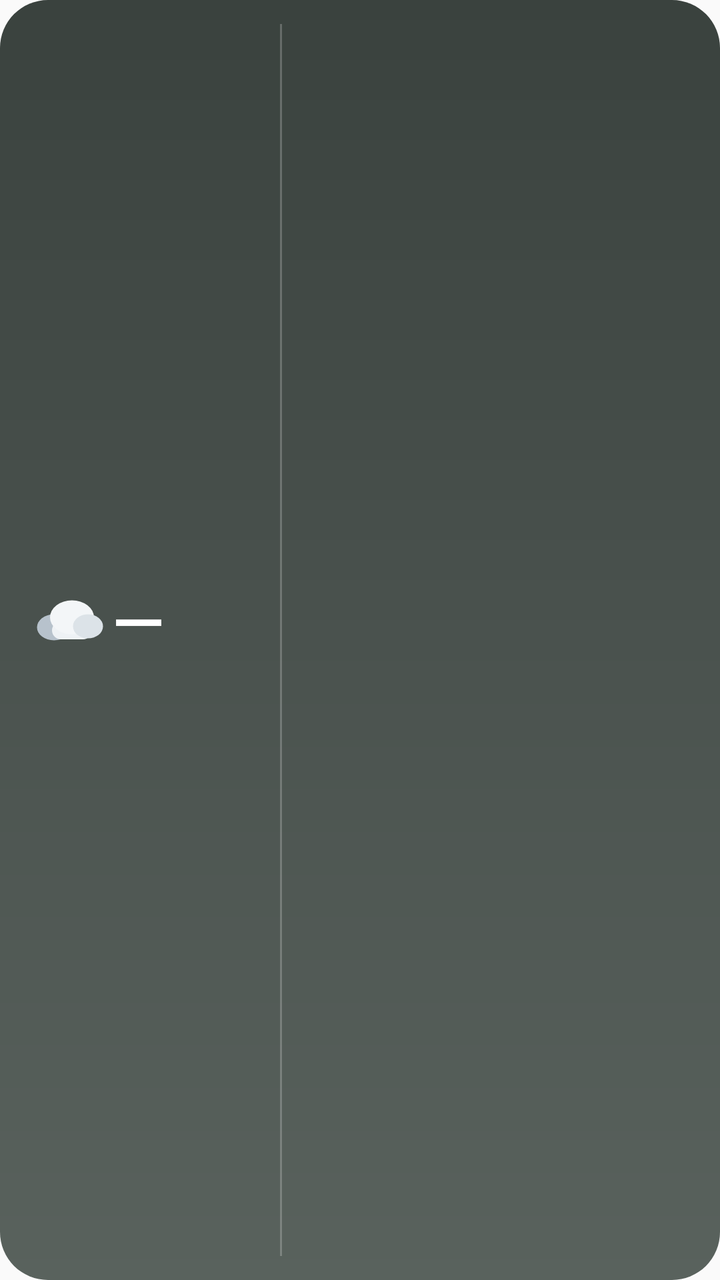
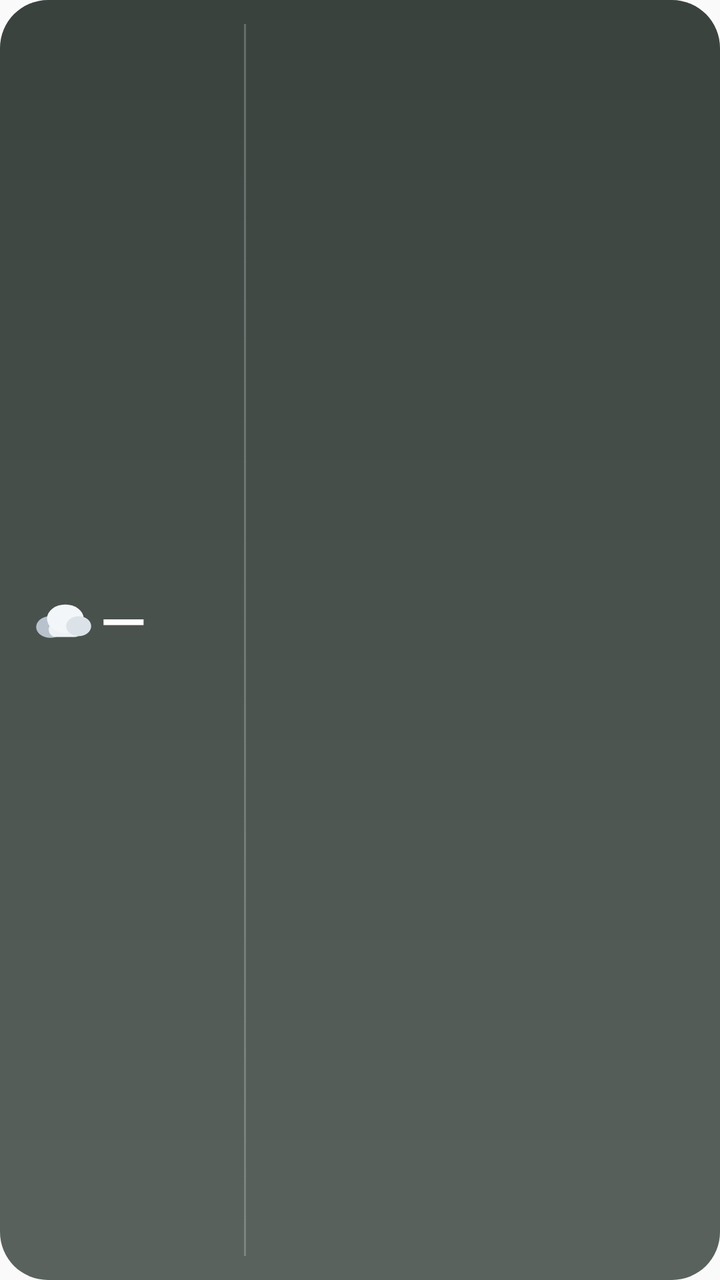

The first picture is an Android layout as it rendered before a commit; the second is the same layout after the commit. The layout source and the unified diff follow.
<!-- AndroidManifest.xml: application theme AppTheme -->
<!-- res/layout/hm_widget_saat.xml -->
<?xml version="1.0" encoding="utf-8"?>
<LinearLayout xmlns:android="http://schemas.android.com/apk/res/android"
    android:id="@+id/w_root"
    android:layout_width="match_parent"
    android:layout_height="match_parent"
    android:background="@drawable/wsky_nodata"
    android:orientation="horizontal"
    android:paddingStart="16dp"
    android:paddingTop="12dp"
    android:paddingEnd="14dp"
    android:paddingBottom="12dp">

    <LinearLayout
        android:layout_width="112dp"
        android:layout_height="match_parent"
        android:orientation="vertical">

        <TextView
            android:id="@+id/w_place"
            android:layout_width="match_parent"
            android:layout_height="wrap_content"
            android:ellipsize="end"
            android:fontFamily="sans-serif-medium"
            android:maxLines="1"
            android:textColor="@color/hm_w_text"
            android:textSize="14dp" />

        <LinearLayout
            android:layout_width="match_parent"
            android:layout_height="0dp"
            android:layout_weight="1"
            android:gravity="center_vertical"
            android:orientation="horizontal">

            <ImageView
                android:id="@+id/w_icon"
                android:layout_width="36dp"
                android:layout_height="36dp"
                android:importantForAccessibility="no"
                android:scaleType="fitCenter"
                android:src="@drawable/wx_cloud" />

            <TextView
                android:id="@+id/w_temp"
                android:layout_width="wrap_content"
                android:layout_height="wrap_content"
                android:layout_marginStart="4dp"
                android:fontFamily="sans-serif-medium"
                android:includeFontPadding="false"
                android:maxLines="1"
                android:text="—"
                android:textColor="@color/hm_w_text"
                android:textSize="34dp" />
        </LinearLayout>

        <TextView
            android:id="@+id/w_cond"
            android:layout_width="match_parent"
            android:layout_height="wrap_content"
            android:ellipsize="end"
            android:fontFamily="sans-serif-medium"
            android:maxLines="1"
            android:textColor="@color/hm_w_text"
            android:textSize="12dp" />

        <LinearLayout
            android:layout_width="match_parent"
            android:layout_height="wrap_content"
            android:layout_marginTop="3dp"
            android:gravity="center_vertical"
            android:orientation="horizontal">

            <TextView
                android:id="@+id/w_minmax"
                android:layout_width="0dp"
                android:layout_height="wrap_content"
                android:layout_weight="1"
                android:maxLines="1"
                android:textColor="@color/hm_w_soft"
                android:textSize="12dp" />

            <ImageView
                android:id="@+id/w_dot"
                android:layout_width="7dp"
                android:layout_height="7dp"
                android:importantForAccessibility="no"
                android:src="@drawable/w_dot"
                android:visibility="gone" />
        </LinearLayout>
    </LinearLayout>

    <ImageView
        android:layout_width="1dp"
        android:layout_height="match_parent"
        android:layout_marginStart="12dp"
        android:layout_marginEnd="8dp"
        android:importantForAccessibility="no"
        android:src="@color/hm_w_line" />

    <LinearLayout
        android:layout_width="0dp"
        android:layout_height="match_parent"
        android:layout_weight="1"
        android:gravity="center_vertical"
        android:orientation="horizontal">

        <LinearLayout
            android:layout_width="0dp"
            android:layout_height="wrap_content"
            android:layout_weight="1"
            android:gravity="center_horizontal"
            android:orientation="vertical">

            <TextView
                android:id="@+id/w_h0_t"
                android:layout_width="wrap_content"
                android:layout_height="wrap_content"
                android:maxLines="1"
                android:textColor="@color/hm_w_faint"
                android:textSize="11dp" />

            <ImageView
                android:id="@+id/w_h0_i"
                android:layout_width="28dp"
                android:layout_height="28dp"
                android:layout_marginTop="6dp"
                android:layout_marginBottom="6dp"
                android:importantForAccessibility="no"
                android:scaleType="fitCenter" />

            <TextView
                android:id="@+id/w_h0_v"
                android:layout_width="wrap_content"
                android:layout_height="wrap_content"
                android:fontFamily="sans-serif-medium"
                android:maxLines="1"
                android:textColor="@color/hm_w_text"
                android:textSize="15dp" />
        </LinearLayout>

        <LinearLayout
            android:layout_width="0dp"
            android:layout_height="wrap_content"
            android:layout_weight="1"
            android:gravity="center_horizontal"
            android:orientation="vertical">

            <TextView
                android:id="@+id/w_h1_t"
                android:layout_width="wrap_content"
                android:layout_height="wrap_content"
                android:maxLines="1"
                android:textColor="@color/hm_w_faint"
                android:textSize="11dp" />

            <ImageView
                android:id="@+id/w_h1_i"
                android:layout_width="28dp"
                android:layout_height="28dp"
                android:layout_marginTop="6dp"
                android:layout_marginBottom="6dp"
                android:importantForAccessibility="no"
                android:scaleType="fitCenter" />

            <TextView
                android:id="@+id/w_h1_v"
                android:layout_width="wrap_content"
                android:layout_height="wrap_content"
                android:fontFamily="sans-serif-medium"
                android:maxLines="1"
                android:textColor="@color/hm_w_text"
                android:textSize="15dp" />
        </LinearLayout>

        <LinearLayout
            android:layout_width="0dp"
            android:layout_height="wrap_content"
            android:layout_weight="1"
            android:gravity="center_horizontal"
            android:orientation="vertical">

            <TextView
                android:id="@+id/w_h2_t"
                android:layout_width="wrap_content"
                android:layout_height="wrap_content"
                android:maxLines="1"
                android:textColor="@color/hm_w_faint"
                android:textSize="11dp" />

            <ImageView
                android:id="@+id/w_h2_i"
                android:layout_width="28dp"
                android:layout_height="28dp"
                android:layout_marginTop="6dp"
                android:layout_marginBottom="6dp"
                android:importantForAccessibility="no"
                android:scaleType="fitCenter" />

            <TextView
                android:id="@+id/w_h2_v"
                android:layout_width="wrap_content"
                android:layout_height="wrap_content"
                android:fontFamily="sans-serif-medium"
                android:maxLines="1"
                android:textColor="@color/hm_w_text"
                android:textSize="15dp" />
        </LinearLayout>

        <LinearLayout
            android:layout_width="0dp"
            android:layout_height="wrap_content"
            android:layout_weight="1"
            android:gravity="center_horizontal"
            android:orientation="vertical">

            <TextView
                android:id="@+id/w_h3_t"
                android:layout_width="wrap_content"
                android:layout_height="wrap_content"
                android:maxLines="1"
                android:textColor="@color/hm_w_faint"
                android:textSize="11dp" />

            <ImageView
                android:id="@+id/w_h3_i"
                android:layout_width="28dp"
                android:layout_height="28dp"
                android:layout_marginTop="6dp"
                android:layout_marginBottom="6dp"
                android:importantForAccessibility="no"
                android:scaleType="fitCenter" />

            <TextView
                android:id="@+id/w_h3_v"
                android:layout_width="wrap_content"
                android:layout_height="wrap_content"
                android:fontFamily="sans-serif-medium"
                android:maxLines="1"
                android:textColor="@color/hm_w_text"
                android:textSize="15dp" />
        </LinearLayout>

        <LinearLayout
            android:layout_width="0dp"
            android:layout_height="wrap_content"
            android:layout_weight="1"
            android:gravity="center_horizontal"
            android:orientation="vertical">

            <TextView
                android:id="@+id/w_h4_t"
                android:layout_width="wrap_content"
                android:layout_height="wrap_content"
                android:maxLines="1"
                android:textColor="@color/hm_w_faint"
                android:textSize="11dp" />

            <ImageView
                android:id="@+id/w_h4_i"
                android:layout_width="28dp"
                android:layout_height="28dp"
                android:layout_marginTop="6dp"
                android:layout_marginBottom="6dp"
                android:importantForAccessibility="no"
                android:scaleType="fitCenter" />

            <TextView
                android:id="@+id/w_h4_v"
                android:layout_width="wrap_content"
                android:layout_height="wrap_content"
                android:fontFamily="sans-serif-medium"
                android:maxLines="1"
                android:textColor="@color/hm_w_text"
                android:textSize="15dp" />
        </LinearLayout>
    </LinearLayout>
</LinearLayout>
<!-- resources referenced by this layout -->
<resources>
  <color name="hm_w_faint">#B3FFFFFF</color>
  <color name="hm_w_line">#38FFFFFF</color>
  <color name="hm_w_soft">#D9FFFFFF</color>
  <color name="hm_w_text">#FFFFFFFF</color>
  <!-- drawable w_dot (drawable) -->
  <?xml version="1.0" encoding="utf-8"?>
  <shape xmlns:android="http://schemas.android.com/apk/res/android"
      android:shape="oval">
      <solid android:color="#FFFFFFFF" />
      <size
          android:width="7dp"
          android:height="7dp" />
  </shape>
  <!-- drawable wsky_nodata (drawable) -->
  <?xml version="1.0" encoding="utf-8"?>
  <shape xmlns:android="http://schemas.android.com/apk/res/android"
      android:shape="rectangle">
      <corners android:radius="@dimen/hm_widget_radius" />
      <gradient
          android:angle="270"
          android:startColor="#3A423E"
          android:centerColor="#4A524E"
          android:endColor="#59625D"
          android:type="linear" />
  </shape>
  <!-- drawable wx_cloud (drawable) -->
  <?xml version="1.0" encoding="utf-8"?>
  <vector xmlns:android="http://schemas.android.com/apk/res/android"
      android:width="36dp"
      android:height="30dp"
      android:viewportWidth="36"
      android:viewportHeight="30">
      <group
          android:translateX="-4"
          android:translateY="-2">
          <path
              android:fillColor="#B7C2CC"
              android:pathData="M6.5,19 a8.5,6.5 0 1,0 17,0 a8.5,6.5 0 1,0 -17,0 Z" />
          <path
              android:fillColor="#EEF2F5"
              android:pathData="M18.5,16 h11 a4.5,4.5 0 0,1 4.5,4.5 v0 a4.5,4.5 0 0,1 -4.5,4.5 h-11 a4.5,4.5 0 0,1 -4.5,-4.5 v0 a4.5,4.5 0 0,1 4.5,-4.5 Z" />
          <path
              android:fillColor="#F3F6F8"
              android:pathData="M13,14 a11,8.5 0 1,0 22,0 a11,8.5 0 1,0 -22,0 Z" />
          <path
              android:fillColor="#DCE3E8"
              android:pathData="M24.5,18.5 a7.5,6 0 1,0 15,0 a7.5,6 0 1,0 -15,0 Z" />
      </group>
  </vector>
  <style name="AppTheme" parent="Theme.AppCompat.Light.DarkActionBar">
          
          <item name="colorPrimary">@color/colorPrimary</item>
          <item name="colorPrimaryDark">@color/colorPrimaryDark</item>
          <item name="colorAccent">@color/colorAccent</item>
      </style>
  <dimen name="hm_widget_radius">24dp</dimen>
</resources>

<!-- the commit's change to res/layout/hm_widget_saat.xml (unified diff, before → after) -->
@@ -11,7 +11,7 @@
     android:paddingBottom="12dp">
 
     <LinearLayout
-        android:layout_width="112dp"
+        android:layout_width="96dp"
         android:layout_height="match_parent"
         android:orientation="vertical">
 
@@ -34,8 +34,8 @@
 
             <ImageView
                 android:id="@+id/w_icon"
-                android:layout_width="36dp"
-                android:layout_height="36dp"
+                android:layout_width="30dp"
+                android:layout_height="30dp"
                 android:importantForAccessibility="no"
                 android:scaleType="fitCenter"
                 android:src="@drawable/wx_cloud" />
@@ -50,7 +50,7 @@
                 android:maxLines="1"
                 android:text="—"
                 android:textColor="@color/hm_w_text"
-                android:textSize="34dp" />
+                android:textSize="30dp" />
         </LinearLayout>
 
         <TextView
@@ -92,8 +92,8 @@
     <ImageView
         android:layout_width="1dp"
         android:layout_height="match_parent"
-        android:layout_marginStart="12dp"
-        android:layout_marginEnd="8dp"
+        android:layout_marginStart="10dp"
+        android:layout_marginEnd="6dp"
         android:importantForAccessibility="no"
         android:src="@color/hm_w_line" />
 
@@ -121,8 +121,8 @@
 
             <ImageView
                 android:id="@+id/w_h0_i"
-                android:layout_width="28dp"
-                android:layout_height="28dp"
+                android:layout_width="24dp"
+                android:layout_height="24dp"
                 android:layout_marginTop="6dp"
                 android:layout_marginBottom="6dp"
                 android:importantForAccessibility="no"
@@ -135,7 +135,7 @@
                 android:fontFamily="sans-serif-medium"
                 android:maxLines="1"
                 android:textColor="@color/hm_w_text"
-                android:textSize="15dp" />
+                android:textSize="13dp" />
         </LinearLayout>
 
         <LinearLayout
@@ -155,8 +155,8 @@
 
             <ImageView
                 android:id="@+id/w_h1_i"
-                android:layout_width="28dp"
-                android:layout_height="28dp"
+                android:layout_width="24dp"
+                android:layout_height="24dp"
                 android:layout_marginTop="6dp"
                 android:layout_marginBottom="6dp"
                 android:importantForAccessibility="no"
@@ -169,7 +169,7 @@
                 android:fontFamily="sans-serif-medium"
                 android:maxLines="1"
                 android:textColor="@color/hm_w_text"
-                android:textSize="15dp" />
+                android:textSize="13dp" />
         </LinearLayout>
 
         <LinearLayout
@@ -189,8 +189,8 @@
 
             <ImageView
                 android:id="@+id/w_h2_i"
-                android:layout_width="28dp"
-                android:layout_height="28dp"
+                android:layout_width="24dp"
+                android:layout_height="24dp"
                 android:layout_marginTop="6dp"
                 android:layout_marginBottom="6dp"
                 android:importantForAccessibility="no"
@@ -203,7 +203,7 @@
                 android:fontFamily="sans-serif-medium"
                 android:maxLines="1"
                 android:textColor="@color/hm_w_text"
-                android:textSize="15dp" />
+                android:textSize="13dp" />
         </LinearLayout>
 
         <LinearLayout
@@ -223,8 +223,8 @@
 
             <ImageView
                 android:id="@+id/w_h3_i"
-                android:layout_width="28dp"
-                android:layout_height="28dp"
+                android:layout_width="24dp"
+                android:layout_height="24dp"
                 android:layout_marginTop="6dp"
                 android:layout_marginBottom="6dp"
                 android:importantForAccessibility="no"
@@ -237,7 +237,7 @@
                 android:fontFamily="sans-serif-medium"
                 android:maxLines="1"
                 android:textColor="@color/hm_w_text"
-                android:textSize="15dp" />
+                android:textSize="13dp" />
         </LinearLayout>
 
         <LinearLayout
@@ -257,8 +257,8 @@
 
             <ImageView
                 android:id="@+id/w_h4_i"
-                android:layout_width="28dp"
-                android:layout_height="28dp"
+                android:layout_width="24dp"
+                android:layout_height="24dp"
                 android:layout_marginTop="6dp"
                 android:layout_marginBottom="6dp"
                 android:importantForAccessibility="no"
@@ -271,7 +271,7 @@
                 android:fontFamily="sans-serif-medium"
                 android:maxLines="1"
                 android:textColor="@color/hm_w_text"
-                android:textSize="15dp" />
+                android:textSize="13dp" />
         </LinearLayout>
     </LinearLayout>
 </LinearLayout>
